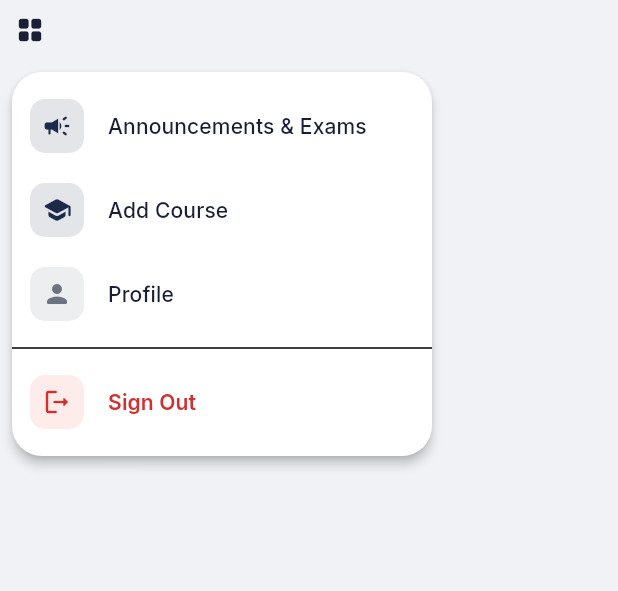
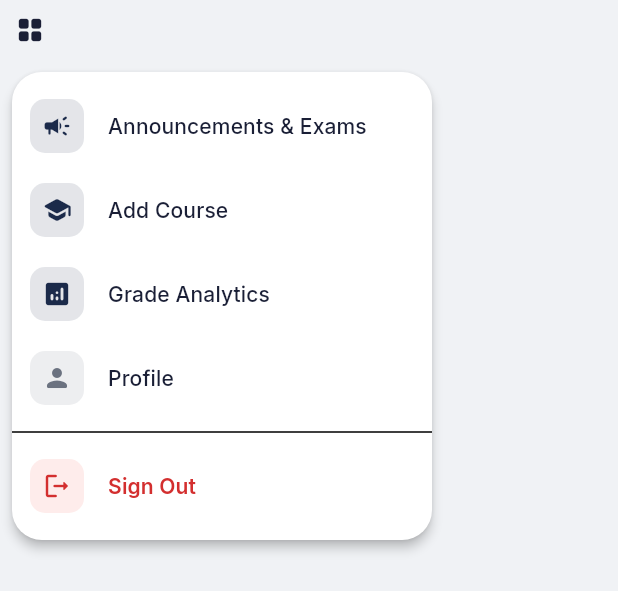
Before and after one commit to abel-hak/UniTrack, a Flutter app: the _HeaderMenu widget shown alone on an empty page, opened directly, after a tap on the "grid view" icon, on a phone screen of 412 x 824 dp. Shown: the top 591 px of the screen. Run offline on Flutter 3.47's test engine with Material 3 defaults, Android fonts, the phone set to English and light mode, and no system bars; our stand-ins replace dio, fl_chart, flutter_local_notifications, flutter_riverpod, flutter_secure_storage, google_fonts and 2 more; accounts and stored records are empty.

Commit message:
feat: add Grade Analytics Dashboard (charts, GPA projection, final grade calculator)

```diff
--- a/unitrack_flutter/lib/ui/home_page.dart
+++ b/unitrack_flutter/lib/ui/home_page.dart
@@ -1125,6 +1125,22 @@ class _HeaderMenu extends ConsumerWidget {
             ),
           ),
           PopupMenuItem(
+            value: 'analytics',
+            child: ListTile(
+              contentPadding: EdgeInsets.zero,
+              leading: Container(
+                width: 36,
+                height: 36,
+                decoration: BoxDecoration(
+                  color: primary.withValues(alpha: 0.12),
+                  borderRadius: BorderRadius.circular(10),
+                ),
+                child: Icon(Icons.analytics_rounded, size: 20, color: primary),
+              ),
+              title: const Text('Grade Analytics'),
+            ),
+          ),
+          PopupMenuItem(
             value: 'profile',
             child: ListTile(
               contentPadding: EdgeInsets.zero,
```
